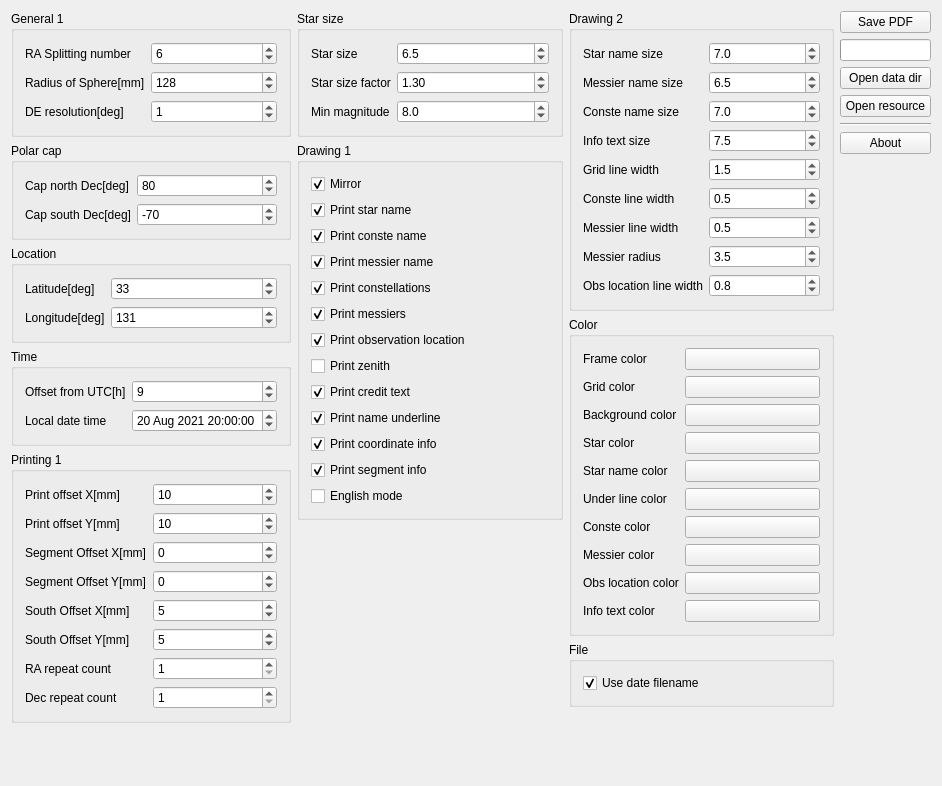
The window that widget.ui (futr/tenkyu2) describes before a commit, drawn with Qt 5.
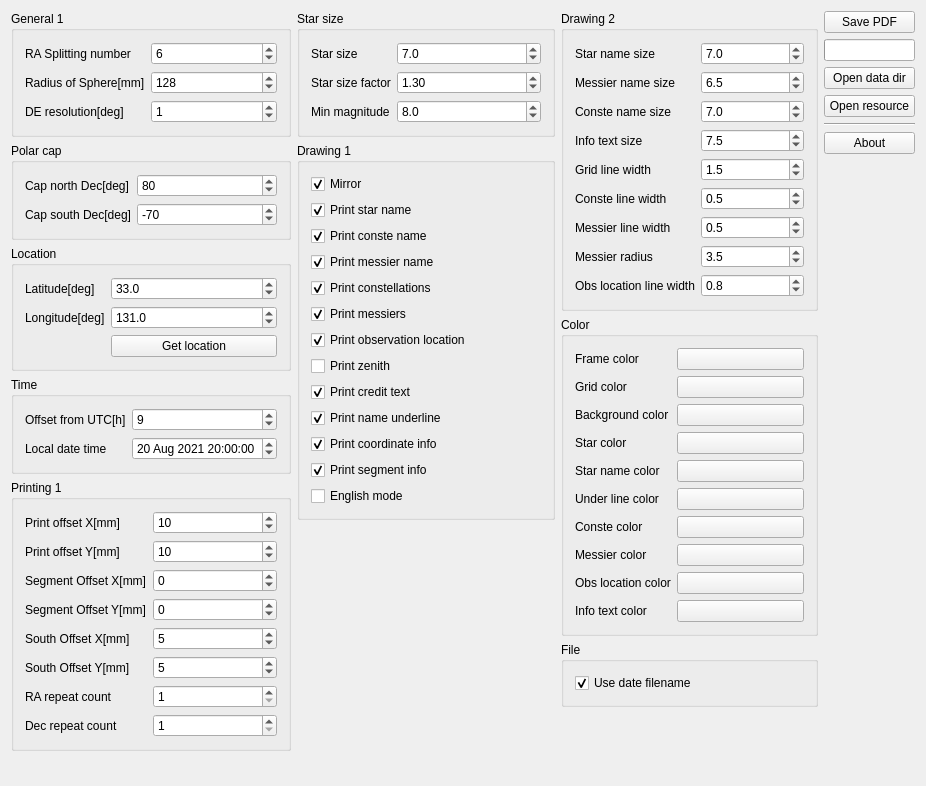
The same window after the commit. Custom widgets are drawn as their Qt base class.

Commit message: Add location acquiring

The edit to the form file:
```diff
--- a/widget.ui
+++ b/widget.ui
@@ -6,7 +6,7 @@
    <rect>
     <x>0</x>
     <y>0</y>
-    <width>942</width>
+    <width>926</width>
     <height>786</height>
    </rect>
   </property>
@@ -134,19 +134,6 @@
             </property>
            </widget>
           </item>
-          <item row="0" column="1">
-           <widget class="QSpinBox" name="latSpinBox">
-            <property name="minimum">
-             <number>-90</number>
-            </property>
-            <property name="maximum">
-             <number>90</number>
-            </property>
-            <property name="value">
-             <number>33</number>
-            </property>
-           </widget>
-          </item>
           <item row="1" column="0">
            <widget class="QLabel" name="label_6">
             <property name="text">
@@ -154,16 +141,48 @@
             </property>
            </widget>
           </item>
+          <item row="0" column="1">
+           <widget class="QDoubleSpinBox" name="latSpinBox">
+            <property name="decimals">
+             <number>1</number>
+            </property>
+            <property name="minimum">
+             <double>-90.000000000000000</double>
+            </property>
+            <property name="maximum">
+             <double>90.000000000000000</double>
+            </property>
+            <property name="value">
+             <double>33.000000000000000</double>
+            </property>
+           </widget>
+          </item>
           <item row="1" column="1">
-           <widget class="QSpinBox" name="longiSpinBox">
+           <widget class="QDoubleSpinBox" name="longiSpinBox">
+            <property name="decimals">
+             <number>1</number>
+            </property>
             <property name="minimum">
-             <number>-180</number>
+             <double>-180.000000000000000</double>
             </property>
             <property name="maximum">
-             <number>180</number>
+             <double>180.000000000000000</double>
             </property>
             <property name="value">
-             <number>131</number>
+             <double>131.000000000000000</double>
+            </property>
+           </widget>
+          </item>
+          <item row="2" column="1">
+           <widget class="QPushButton" name="getLocationButton">
+            <property name="sizePolicy">
+             <sizepolicy hsizetype="Minimum" vsizetype="Fixed">
+              <horstretch>0</horstretch>
+              <verstretch>0</verstretch>
+             </sizepolicy>
+            </property>
+            <property name="text">
+             <string>Get location</string>
             </property>
            </widget>
           </item>
@@ -414,7 +433,7 @@
              <number>1</number>
             </property>
             <property name="value">
-             <double>6.500000000000000</double>
+             <double>7.000000000000000</double>
             </property>
            </widget>
           </item>
```
The commit also changes 3 other files.
